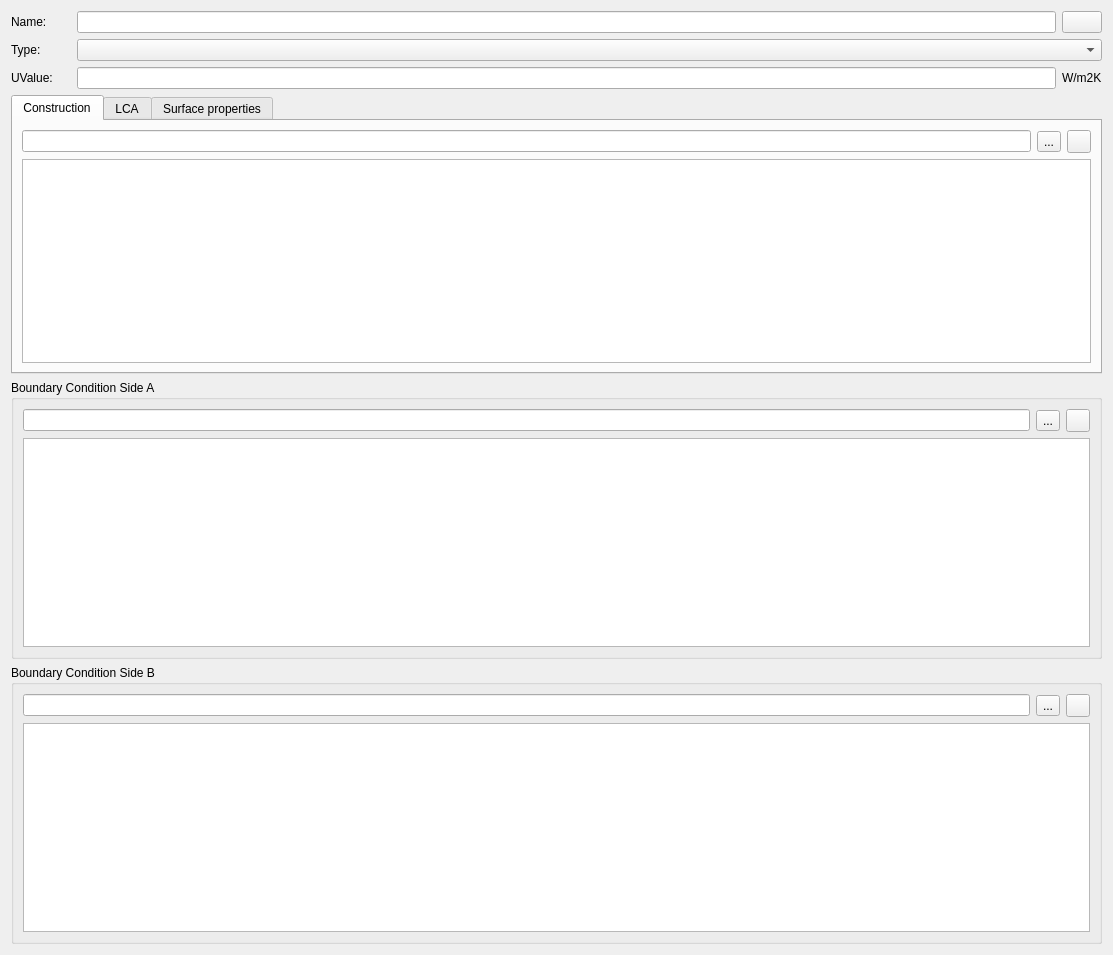
ghorwin/SIM-VICUS, file SIM-VICUS/src/SVDBComponentEditWidget.ui: the form before one commit.
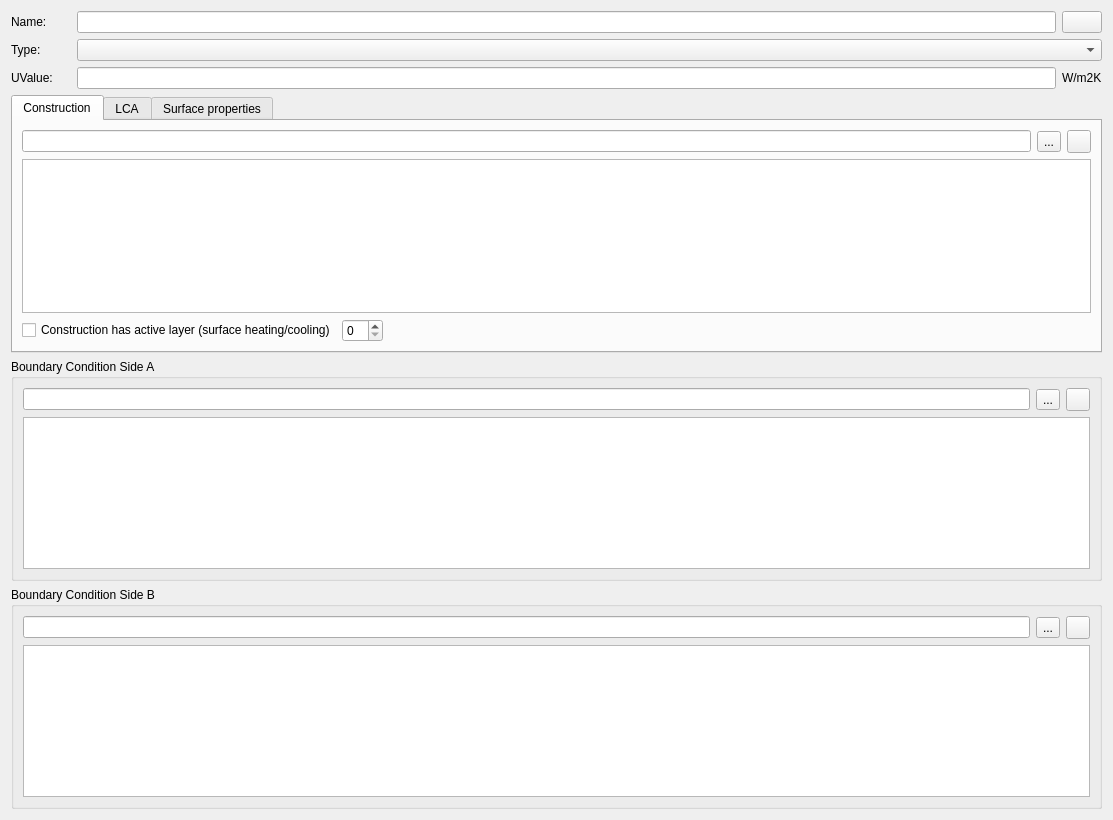
The form after the commit. Icons and pictures are not drawn. Custom widgets are drawn as their Qt base class.

Commit message: Added editing support for active layer index in components.

The edit to the form file:
```diff
--- a/SIM-VICUS/src/SVDBComponentEditWidget.ui
+++ b/SIM-VICUS/src/SVDBComponentEditWidget.ui
@@ -7,7 +7,7 @@
     <x>0</x>
     <y>0</y>
     <width>1113</width>
-    <height>955</height>
+    <height>820</height>
    </rect>
   </property>
   <property name="windowTitle">
@@ -120,6 +120,33 @@
        <item row="1" column="0" colspan="3">
         <widget class="QGraphicsView" name="graphicsViewConstruction"/>
        </item>
+       <item row="2" column="0" colspan="3">
+        <layout class="QHBoxLayout" name="horizontalLayout">
+         <item>
+          <widget class="QCheckBox" name="checkBoxActiveLayerEnabled">
+           <property name="text">
+            <string>Construction has active layer (surface heating/cooling)</string>
+           </property>
+          </widget>
+         </item>
+         <item>
+          <widget class="QSpinBox" name="spinBoxActiveLayerIndex"/>
+         </item>
+         <item>
+          <spacer name="horizontalSpacer">
+           <property name="orientation">
+            <enum>Qt::Horizontal</enum>
+           </property>
+           <property name="sizeHint" stdset="0">
+            <size>
+             <width>40</width>
+             <height>20</height>
+            </size>
+           </property>
+          </spacer>
+         </item>
+        </layout>
+       </item>
       </layout>
      </widget>
      <widget class="QWidget" name="tabLCA">
@@ -267,17 +294,20 @@
   </layout>
  </widget>
  <customwidgets>
+  <customwidget>
+   <class>QtExt::ValidatingLineEdit</class>
+   <extends>QLineEdit</extends>
+   <header location="global">QtExt_ValidatingLineEdit.h</header>
+   <slots>
+    <signal>editingFinishedSuccessfully()</signal>
+   </slots>
+  </customwidget>
   <customwidget>
    <class>QtExt::LanguageStringEditWidget1</class>
    <extends>QLineEdit</extends>
    <header location="global">QtExt_LanguageStringEditWidget1.h</header>
    <container>1</container>
   </customwidget>
-  <customwidget>
-   <class>QtExt::ValidatingLineEdit</class>
-   <extends>QLineEdit</extends>
-   <header location="global">QtExt_ValidatingLineEdit.h</header>
-  </customwidget>
   <customwidget>
    <class>QtExt::ColorButton</class>
    <extends>QPushButton</extends>
```
Left out of the diff: 2 changed lines with no effect on the pictures. The commit also changes 12 other files.
